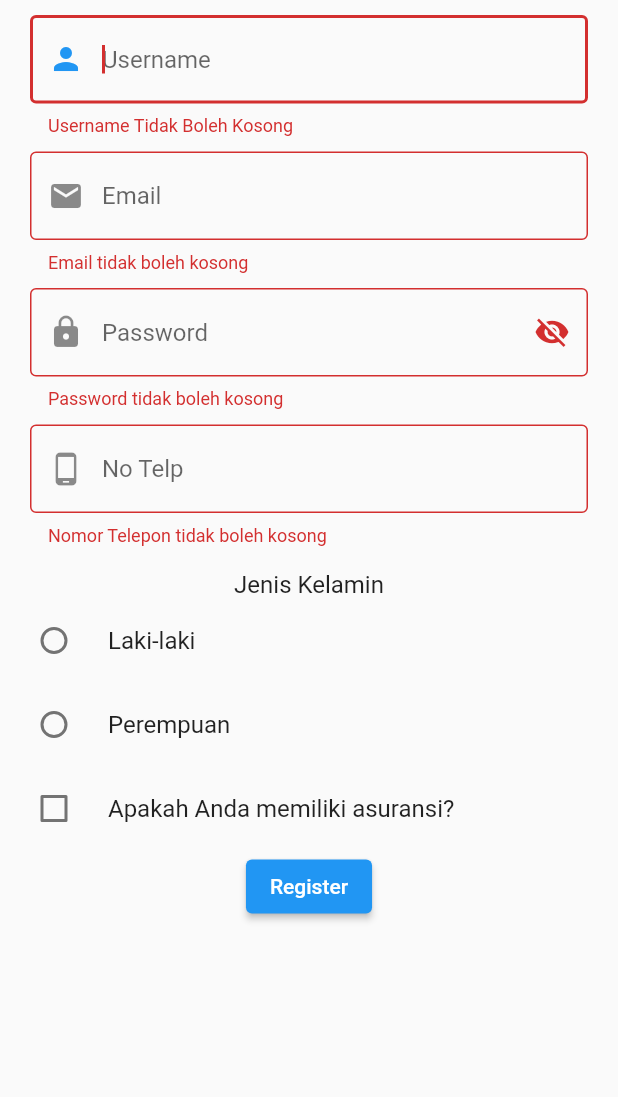
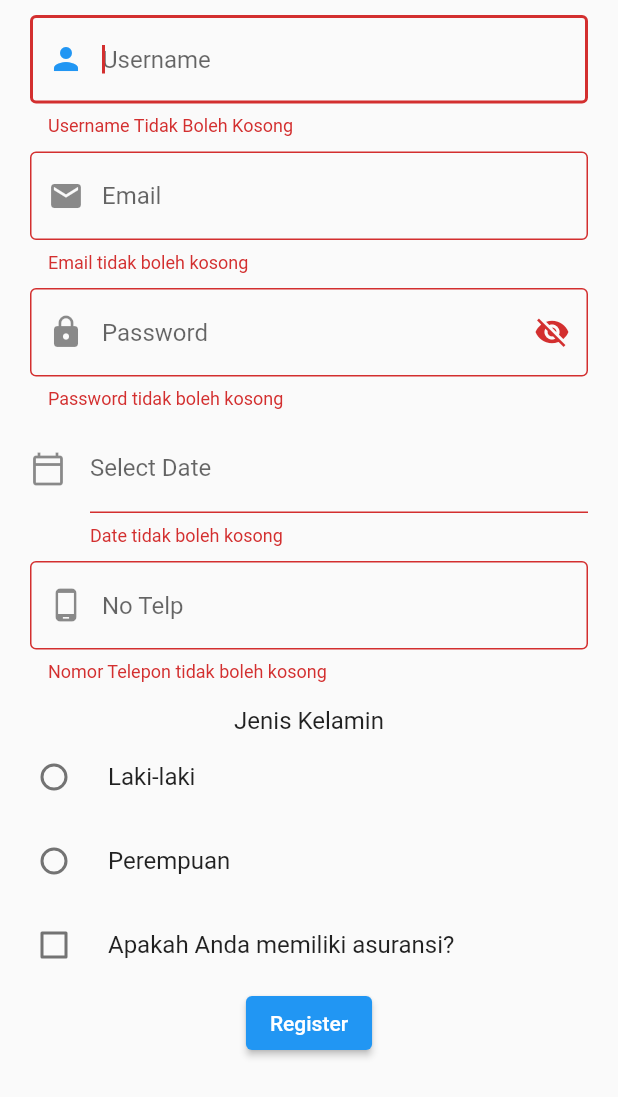
Before and after one commit to RInf0/UGD_Modul_2_Kel1, a Flutter app: the RegisterView screen opened directly, after a tap on "Register", on a phone screen of 412 x 824 dp. Shown: the top 1097 px of the screen. Run offline on Flutter 3.47's test engine with Material 2 defaults, Android fonts, the phone set to English and light mode, and no system bars.

Commit message:
UGD_Modul_2_Kel1

```diff
--- a/lib/View/register.dart
+++ b/lib/View/register.dart
@@ -1,4 +1,5 @@
 import 'package:flutter/material.dart';
+import 'package:intl/intl.dart';
 import 'package:ugd_modul_2_kel1/View/login.dart';
 import 'package:ugd_modul_2_kel1/component/form_component.dart';
 
@@ -15,6 +16,7 @@ class _RegisterViewState extends State<RegisterView> {
   TextEditingController usernameController = TextEditingController();
   TextEditingController emailController = TextEditingController();
   TextEditingController passwordController = TextEditingController();
+  TextEditingController dateController = TextEditingController();
   TextEditingController notelpController = TextEditingController();
 
   bool passwordVisible = false;
@@ -102,6 +104,37 @@ class _RegisterViewState extends State<RegisterView> {
                       ),
                     ),
                   ),
+                ),
+
+                Padding(
+                padding: const EdgeInsets.only(left: 20, top: 10, right: 20),
+                child: SizedBox(
+                  width: 400,
+                  child: TextFormField(
+                    validator: (value){
+                      if (value == null || value.isEmpty) {
+                        return "Date tidak boleh kosong";
+                      }
+                      return null;
+                    },
+                    controller: dateController,
+                    decoration: const InputDecoration(
+                      icon: Icon(Icons.calendar_today_outlined),
+                      labelText: "Select Date"
+                    ),
+                    onTap: () async{
+                      DateTime? pickeddate = await showDatePicker(
+                        context: context,
+                        initialDate: DateTime.now(),
+                        firstDate: DateTime(2000),
+                        lastDate: DateTime(2101)
+                      );
+                      if(pickeddate != null){
+                        dateController.text = DateFormat('yyyy-mm-dd').format(pickeddate);
+                      }
+                    },
+                  ),
+                ),
                 ),
 
                 inputForm(((p0) {
--- a/pubspec.yaml
+++ b/pubspec.yaml
@@ -9,6 +9,7 @@ environment:
 dependencies:
   flutter:
     sdk: flutter
+  intl: ^0.18.1
 
 dev_dependencies:
   flutter_test:
```
Also changed, not shown: pubspec.lock.
